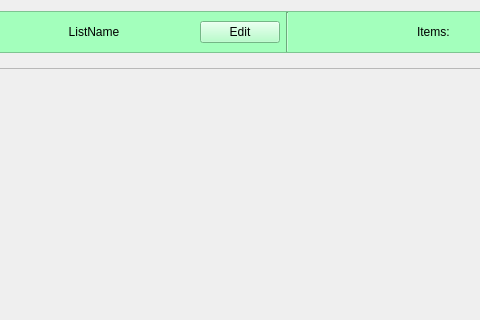
First picture: the form in src/Client/View/MainPage/Product/ProductsSubPage/ProductsSubPage.ui, repository iodream/Spend-Note, before the edit; both pictures show x 146 to 626 and y 0 to 320 of the 887 by 602 pixel window.
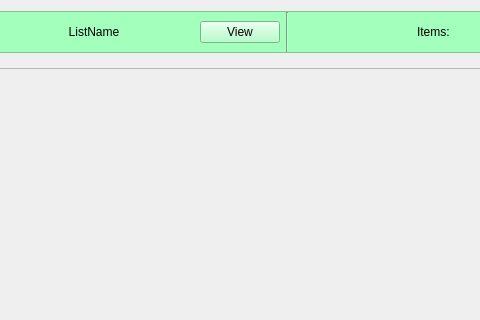
Second picture: the form after the edit.

Commit message: List Create, Edit and Delete pages with functionality. Change GoBack signal behavior for better functionality, added empty list name check to ListEdit model

What changed in the file:
```diff
--- a/src/Client/View/MainPage/Product/ProductsSubPage/ProductsSubPage.ui
+++ b/src/Client/View/MainPage/Product/ProductsSubPage/ProductsSubPage.ui
@@ -106,7 +106,7 @@
       <item>
        <widget class="QPushButton" name="EditList">
         <property name="text">
-         <string>Edit</string>
+         <string>View</string>
         </property>
        </widget>
       </item>
```
Left out of the diff: 2 changed lines with no effect on the pictures. The commit also changes 20 other files.
